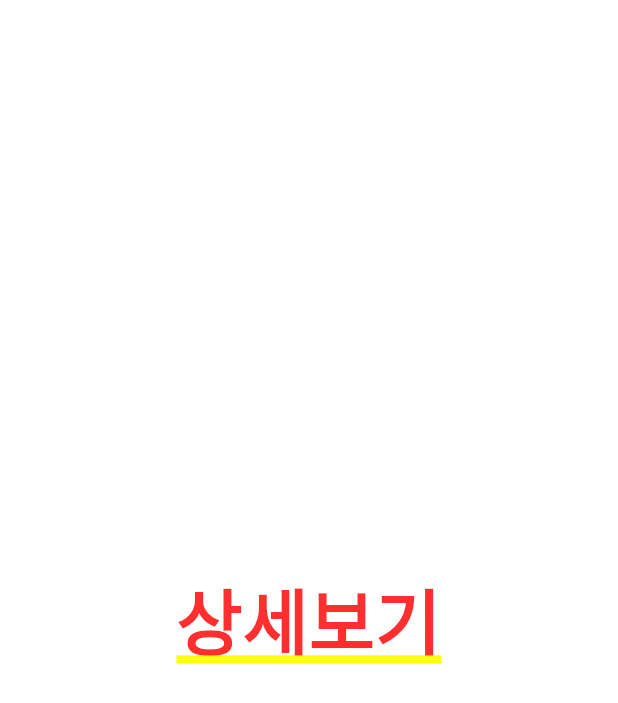
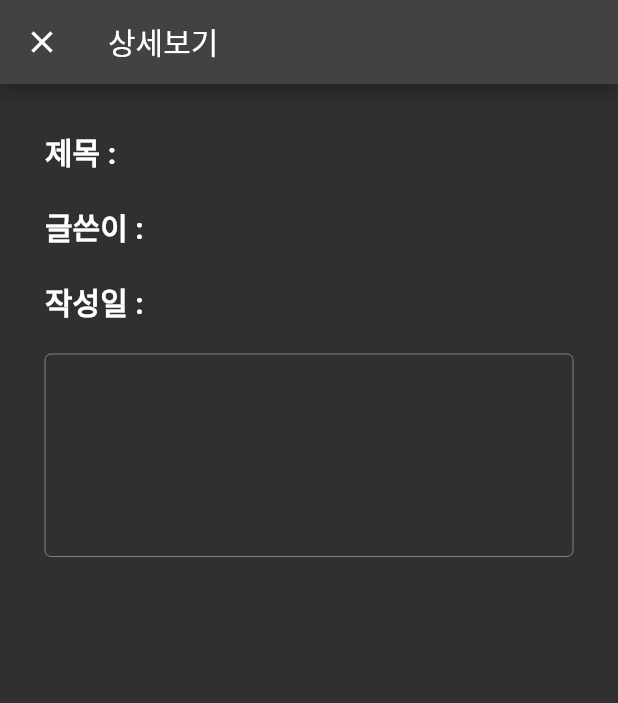
Before and after one commit to BSide-FirstLove/BSide-UnitTest_Flutter, a Flutter app: the HomeScreen screen opened directly, after a tap on "테스트 제목1", on a phone screen of 412 x 824 dp. Shown: the top 703 px of the screen. Run offline on Flutter 3.47's test engine with Material 2 defaults, Android fonts, the phone set to English and light mode, and no system bars; our stand-ins replace flutter_dotenv; missing offline and left inert: kakao_flutter_sdk_user.

Commit message:
feat: 게시글 상세/수정/작성/삭제 화면 구성

```diff
--- a/login_crud/lib/main.dart
+++ b/login_crud/lib/main.dart
@@ -41,9 +41,10 @@ class HomeScreen extends StatelessWidget {
 
   @override
   Widget build(BuildContext context) {
-    return const DefaultTabController(
+    return DefaultTabController(
       length: 2,
       child: Scaffold(
+        appBar: AppBar(title: Text('Login_CRUD')),
         body: TabBarView(
           // physics: NeverScrollableScrollPhysics(), //  페이지 스크롤 여부
           children: <Widget>[
--- a/login_crud/lib/model/post.dart
+++ b/login_crud/lib/model/post.dart
@@ -12,4 +12,7 @@ class Post {
         title = map['title'],
         content = map['content'],
         dateCreated = map['dateCreated'];
+  String getDateCreated() {
+    return "${dateCreated.month} 월 ${dateCreated.day} 일";
+  }
 }
--- a/login_crud/lib/screen/board_screen.dart
+++ b/login_crud/lib/screen/board_screen.dart
@@ -43,6 +43,7 @@ class _BoardScreenState extends State<BoardScreen> {
   @override
   Widget build(BuildContext context) {
     return Container(
+        padding: EdgeInsets.fromLTRB(0, 10, 0, 10),
         child: Stack(
       children: [
         BoxPost(posts: posts),
@@ -60,7 +61,7 @@ class _BoardScreenState extends State<BoardScreen> {
                       return WriteScreen();
                     }));
               },
-              child: Icon(Icons.add_comment),
+              child: Icon(Icons.add_box, color: Colors.white),
               backgroundColor: Colors.redAccent,
             ),
           ),
--- a/login_crud/lib/screen/detail_screen.dart
+++ b/login_crud/lib/screen/detail_screen.dart
@@ -1,3 +1,4 @@
+import 'package:flutter/cupertino.dart';
 import 'package:flutter/material.dart';
 import 'package:login_crud/model/post.dart';
 
@@ -10,9 +11,66 @@ class DetailScreen extends StatefulWidget {
 }
 
 class _DetailScreenState extends State<DetailScreen> {
+    bool isRight = false;
+    List<Widget> _actionsItem() {
+      List<Widget> results = [];
+      if(isRight){
+        results.add(IconButton(onPressed: () {}, icon: Icon(Icons.edit)));
+        results.add(IconButton(onPressed: () {}, icon: Icon(Icons.delete_forever_rounded)));
+      }
+      return results;
+    }
   @override
   Widget build(BuildContext context) {
-    return Center(child: Text('상세보기'),);
+    return Scaffold(
+        appBar: AppBar(
+          title: Text('상세보기'),
+          actions: _actionsItem(),
+        ),
+      body: SingleChildScrollView(  //  키보드 표시될시 경고 처리위해 사용
+        child: Container(
+          padding: EdgeInsets.all(20),
+          child: Column(
+            crossAxisAlignment: CrossAxisAlignment.start,
+            children: [
+              Container(
+                padding: EdgeInsets.all(10),
+                child: Text("제목 : ", style: TextStyle(fontSize: 20, fontWeight: FontWeight.bold,),),
+              ),
+              Container(
+                padding: EdgeInsets.all(10),
+                child: Text("글쓴이 : ", style: TextStyle(fontSize: 20, fontWeight: FontWeight.bold,),),
+              ),
+              Container(
+                padding: EdgeInsets.all(10),
+                child: Text("작성일 : ", style: TextStyle(fontSize: 20, fontWeight: FontWeight.bold,),),
+              ),
+              Container(
+                  padding: EdgeInsets.all(10),
+                  child: TextField(
+                    maxLines: 5,
+                    enabled: false,
+                    decoration: InputDecoration(
+                      border: OutlineInputBorder(),
+                    ),
+                  )
+              ),
+              isRight? Container(
+                padding: EdgeInsets.all(10),
+                alignment: Alignment.centerRight,
+                child: TextButton(
+                  style: TextButton.styleFrom(backgroundColor: Colors.white30),
+                  onPressed: () {},
+                  child: Text(
+                    "작성 완료",
+                    style: TextStyle(
+                        color: Colors.white),),),
+              )
+                  : Container()
+            ],
+          ),
+        ),
+      )
+    );
   }
-
 }
--- a/login_crud/lib/screen/login_screen.dart
+++ b/login_crud/lib/screen/login_screen.dart
@@ -93,7 +93,7 @@ class _LoginScreenState extends State<LoginScreen> {
     Scaffold(
       body: Center(
         child: Column(
-          mainAxisAlignment: MainAxisAlignment.center, //세로 가운데 정렬
+          mainAxisAlignment: MainAxisAlignment.center,
           children: [
             Container(
               child: const CircleAvatar(
--- a/login_crud/lib/screen/write_screen.dart
+++ b/login_crud/lib/screen/write_screen.dart
@@ -10,6 +10,33 @@ class WriteScreen extends StatefulWidget {
 class _WriteScreenState extends State<WriteScreen> {
   @override
   Widget build(BuildContext context) {
-    return Center(child: Text('글쓰기'),);
+    return Scaffold(
+      appBar: AppBar(title: Text("글쓰기")),
+      body: Column(
+        mainAxisAlignment: MainAxisAlignment.center,
+        children: [
+          Container(
+            padding: EdgeInsets.all(10),
+            child: TextField(
+              maxLines: 5,
+              decoration: InputDecoration(
+                  border: OutlineInputBorder(),
+                  labelText: '여기에 입력하셈'
+              ),
+            ),),
+          Container(
+            padding: EdgeInsets.all(10),
+            alignment: Alignment.centerRight,
+            child: TextButton(
+              style: TextButton.styleFrom(backgroundColor: Colors.white30),
+              onPressed: () {},
+              child: Text(
+                "작성 완료",
+                style: TextStyle(
+                    color: Colors.white),),),
+          )
+        ],
+      ),
+    );
   }
 }
--- a/login_crud/lib/widget/bottom_bar.dart
+++ b/login_crud/lib/widget/bottom_bar.dart
@@ -16,7 +16,7 @@ class Bottom extends StatelessWidget {
           tabs: <Widget>[
             Tab(
               icon: Icon(
-                Icons.departure_board,
+                Icons.description,
                 size: 20,
               ),
               child: Text(
--- a/login_crud/lib/widget/box_post.dart
+++ b/login_crud/lib/widget/box_post.dart
@@ -9,7 +9,6 @@ class BoxPost extends StatelessWidget {
   @override
   Widget build(BuildContext context) {
     return Container(
-        padding: EdgeInsets.fromLTRB(0, 10, 0, 10),
         child: ListView(
       children: _makeBoardItem(context, posts),
     ));
@@ -29,25 +28,31 @@ List<Widget> _makeBoardItem(BuildContext context, List<Post> posts) {
             }));
       },
       child: Container(
-        padding: EdgeInsets.all(10),
-        child: Center(
+        padding: EdgeInsets.all(15),
           child: Row(
-          mainAxisAlignment: MainAxisAlignment.spaceAround,
             // children 정렬 설정
+            // mainAxisAlignment: MainAxisAlignment.spaceBetween,
             children: [
               CircleAvatar(
                 radius: 30,
                 backgroundImage: AssetImage('images/baby2.jpg'),
               ),
-            Text(posts[i].title),
-            Column(
+              Container(
+                width: 265,
+                padding: EdgeInsets.only(left: 15),
+                child: Text(posts[i].title)
+              ),
+              Align(
+                alignment: Alignment.centerRight,
+                child: Column(
                   children: [
-                Text(posts[i].dateCreated.toString()),
+                    Text(posts[i].getDateCreated()),
                     Text(posts[i].userID)
                   ],
-            )
+                ),
+              ),
             ],
-        )),
+        ),
       ),
     ));
   }
```
Lines whose indentation alone changed are shown as unchanged.
